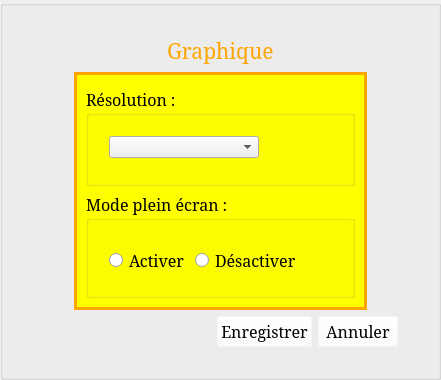
paboccard/Projet_Prog_Jeu, file StreetCar/StreetCar/GraphicsOption.ui: the form before one commit.
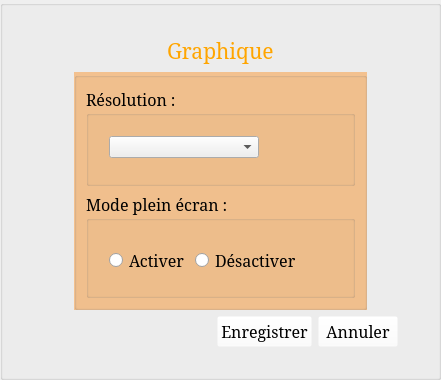
The form after the commit. Icons and pictures are not drawn.

Patch:
```diff
--- a/StreetCar/StreetCar/GraphicsOption.ui
+++ b/StreetCar/StreetCar/GraphicsOption.ui
@@ -43,6 +43,11 @@
 
 QPushButton {
 	background-color: rgba(255, 255, 255, 0);
+}
+
+QPushButton::hover{
+	background-color: rgba(255, 0, 0, 100);
+	font-weight: bold;
 }</string>
      </property>
      <property name="title">
@@ -142,8 +147,11 @@
          <widget class="QGroupBox" name="groupBoxMusic">
           <property name="styleSheet">
            <string notr="true">#groupBoxMusic {
-	background-color:yellow;
-	border: 3px solid orange;
+	background-color: rgba(255,128, 0, 100);
+}
+
+QRadioButton::hover{
+		background-color: rgba(255,128, 0, 100);
 }</string>
           </property>
           <property name="title">
```
